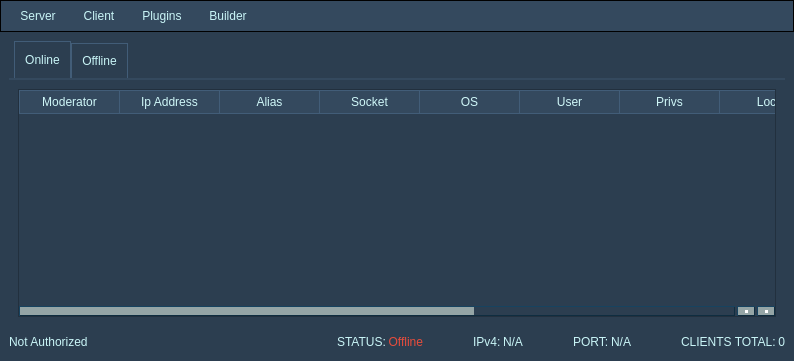
This is source/gui.ui in 5l1v3r1/Moderat as Qt 5 draws it before an edit. The edited form follows.
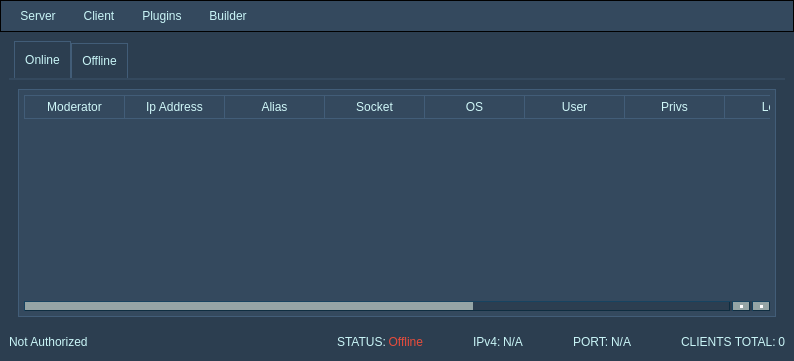
This is the edited form. Icons and pictures are not drawn.

```diff
--- a/source/gui.ui
+++ b/source/gui.ui
@@ -369,7 +369,7 @@
 	border-color: #2c3e50;
 }
 
-QTableWidget#serversTable {
+QTableWidget#clientsTable {
 	background-position: center;
     border: 1px ridge;
     padding: 5px;
@@ -381,7 +381,7 @@
 	background-image: url(assets/bg.png);
 }
 
-QTableWidget#serversTable:item:selected {
+QTableWidget#clientsTable:item:selected {
 background-color: #2c3e50;
 color: #cff7f8;
 }</string>
```
Left out of the diff: 4 changed lines with no effect on the pictures.
